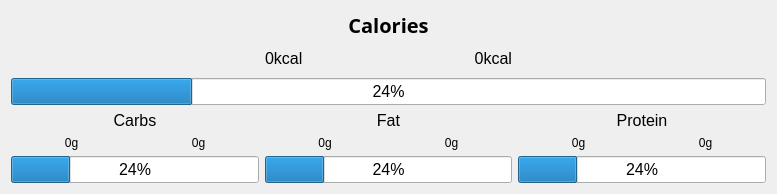
Old version of the form ui/items/MacroPreview.ui in the repository OpenFitnessPal/OpenFitnessPal.
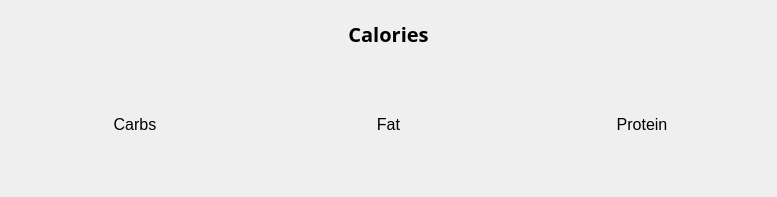
New version of the form. Custom widgets are drawn as their Qt base class.

Commit message: better macro preview & full nutrient view

```diff
--- a/ui/items/MacroPreview.ui
+++ b/ui/items/MacroPreview.ui
@@ -7,7 +7,7 @@
     <x>0</x>
     <y>0</y>
     <width>777</width>
-    <height>194</height>
+    <height>197</height>
    </rect>
   </property>
   <property name="font">
@@ -19,128 +19,8 @@
    <string>Frame</string>
   </property>
   <layout class="QGridLayout" name="gridLayout">
-   <item row="5" column="2">
-    <widget class="QLabel" name="fatTotal">
-     <property name="sizePolicy">
-      <sizepolicy hsizetype="Preferred" vsizetype="Fixed">
-       <horstretch>0</horstretch>
-       <verstretch>0</verstretch>
-      </sizepolicy>
-     </property>
-     <property name="font">
-      <font>
-       <pointsize>9</pointsize>
-      </font>
-     </property>
-     <property name="text">
-      <string>0g</string>
-     </property>
-     <property name="alignment">
-      <set>Qt::AlignmentFlag::AlignCenter</set>
-     </property>
-    </widget>
-   </item>
-   <item row="4" column="0" colspan="2">
-    <widget class="QLabel" name="label">
-     <property name="sizePolicy">
-      <sizepolicy hsizetype="Preferred" vsizetype="Fixed">
-       <horstretch>0</horstretch>
-       <verstretch>1</verstretch>
-      </sizepolicy>
-     </property>
-     <property name="text">
-      <string>Carbs</string>
-     </property>
-     <property name="alignment">
-      <set>Qt::AlignmentFlag::AlignBottom|Qt::AlignmentFlag::AlignHCenter</set>
-     </property>
-    </widget>
-   </item>
-   <item row="5" column="1">
-    <widget class="QLabel" name="carbTarget">
-     <property name="sizePolicy">
-      <sizepolicy hsizetype="Preferred" vsizetype="Fixed">
-       <horstretch>0</horstretch>
-       <verstretch>0</verstretch>
-      </sizepolicy>
-     </property>
-     <property name="font">
-      <font>
-       <pointsize>9</pointsize>
-      </font>
-     </property>
-     <property name="text">
-      <string>0g</string>
-     </property>
-     <property name="alignment">
-      <set>Qt::AlignmentFlag::AlignCenter</set>
-     </property>
-    </widget>
-   </item>
-   <item row="5" column="0">
-    <widget class="QLabel" name="carbTotal">
-     <property name="sizePolicy">
-      <sizepolicy hsizetype="Preferred" vsizetype="Fixed">
-       <horstretch>0</horstretch>
-       <verstretch>0</verstretch>
-      </sizepolicy>
-     </property>
-     <property name="font">
-      <font>
-       <pointsize>9</pointsize>
-      </font>
-     </property>
-     <property name="text">
-      <string>0g</string>
-     </property>
-     <property name="alignment">
-      <set>Qt::AlignmentFlag::AlignCenter</set>
-     </property>
-    </widget>
-   </item>
-   <item row="6" column="0" colspan="2">
-    <widget class="QProgressBar" name="carbs">
-     <property name="value">
-      <number>24</number>
-     </property>
-    </widget>
-   </item>
-   <item row="4" column="4" colspan="2">
-    <widget class="QLabel" name="label_3">
-     <property name="sizePolicy">
-      <sizepolicy hsizetype="Preferred" vsizetype="Fixed">
-       <horstretch>0</horstretch>
-       <verstretch>0</verstretch>
-      </sizepolicy>
-     </property>
-     <property name="text">
-      <string>Protein</string>
-     </property>
-     <property name="alignment">
-      <set>Qt::AlignmentFlag::AlignBottom|Qt::AlignmentFlag::AlignHCenter</set>
-     </property>
-    </widget>
-   </item>
-   <item row="5" column="5">
-    <widget class="QLabel" name="proteinTarget">
-     <property name="sizePolicy">
-      <sizepolicy hsizetype="Preferred" vsizetype="Fixed">
-       <horstretch>0</horstretch>
-       <verstretch>0</verstretch>
-      </sizepolicy>
-     </property>
-     <property name="font">
-      <font>
-       <pointsize>9</pointsize>
-      </font>
-     </property>
-     <property name="text">
-      <string>0g</string>
-     </property>
-     <property name="alignment">
-      <set>Qt::AlignmentFlag::AlignCenter</set>
-     </property>
-    </widget>
+   <item row="2" column="0" colspan="6">
+    <widget class="NutrientProgressBar" name="cals" native="true"/>
    </item>
    <item row="1" column="0" colspan="6">
     <widget class="QLabel" name="label_4">
@@ -159,21 +39,39 @@
      </property>
     </widget>
    </item>
-   <item row="6" column="2" colspan="2">
-    <widget class="QProgressBar" name="fat">
-     <property name="value">
-      <number>24</number>
+   <item row="3" column="4" colspan="2">
+    <widget class="QLabel" name="label_3">
+     <property name="sizePolicy">
+      <sizepolicy hsizetype="Preferred" vsizetype="Fixed">
+       <horstretch>0</horstretch>
+       <verstretch>0</verstretch>
+      </sizepolicy>
      </property>
+     <property name="text">
+      <string>Protein</string>
+     </property>
+     <property name="alignment">
+      <set>Qt::AlignmentFlag::AlignBottom|Qt::AlignmentFlag::AlignHCenter</set>
+     </property>
     </widget>
    </item>
-   <item row="3" column="0" colspan="6">
-    <widget class="QProgressBar" name="cals">
-     <property name="value">
-      <number>24</number>
+   <item row="3" column="0" colspan="2">
+    <widget class="QLabel" name="label">
+     <property name="sizePolicy">
+      <sizepolicy hsizetype="Preferred" vsizetype="Fixed">
+       <horstretch>0</horstretch>
+       <verstretch>1</verstretch>
+      </sizepolicy>
      </property>
+     <property name="text">
+      <string>Carbs</string>
+     </property>
+     <property name="alignment">
+      <set>Qt::AlignmentFlag::AlignBottom|Qt::AlignmentFlag::AlignHCenter</set>
+     </property>
     </widget>
    </item>
-   <item row="4" column="2" colspan="2">
+   <item row="3" column="2" colspan="2">
     <widget class="QLabel" name="label_2">
      <property name="sizePolicy">
       <sizepolicy hsizetype="Preferred" vsizetype="Fixed">
@@ -189,74 +87,43 @@
      </property>
     </widget>
    </item>
-   <item row="6" column="4" colspan="2">
-    <widget class="QProgressBar" name="protein">
-     <property name="value">
-      <number>24</number>
-     </property>
-    </widget>
-   </item>
-   <item row="5" column="4">
-    <widget class="QLabel" name="proteinTotal">
-     <property name="sizePolicy">
-      <sizepolicy hsizetype="Preferred" vsizetype="Fixed">
-       <horstretch>0</horstretch>
-       <verstretch>0</verstretch>
-      </sizepolicy>
-     </property>
+   <item row="4" column="0" colspan="2">
+    <widget class="NutrientProgressBar" name="carbs" native="true">
      <property name="font">
       <font>
-       <pointsize>9</pointsize>
+       <pointsize>10</pointsize>
       </font>
      </property>
-     <property name="text">
-      <string>0g</string>
-     </property>
-     <property name="alignment">
-      <set>Qt::AlignmentFlag::AlignCenter</set>
-     </property>
     </widget>
    </item>
-   <item row="5" column="3">
-    <widget class="QLabel" name="fatTarget">
-     <property name="sizePolicy">
-      <sizepolicy hsizetype="Preferred" vsizetype="Fixed">
-       <horstretch>0</horstretch>
-       <verstretch>0</verstretch>
-      </sizepolicy>
-     </property>
+   <item row="4" column="2" colspan="2">
+    <widget class="NutrientProgressBar" name="fat" native="true">
      <property name="font">
       <font>
-       <pointsize>9</pointsize>
+       <pointsize>10</pointsize>
       </font>
      </property>
-     <property name="text">
-      <string>0g</string>
-     </property>
-     <property name="alignment">
-      <set>Qt::AlignmentFlag::AlignCenter</set>
-     </property>
     </widget>
    </item>
-   <item row="2" column="2">
-    <widget class="QLabel" name="calTotal">
-     <property name="text">
-      <string>0kcal</string>
-     </property>
-    </widget>
-   </item>
-   <item row="2" column="3">
-    <widget class="QLabel" name="calTarget">
-     <property name="text">
-      <string>0kcal</string>
-     </property>
-     <property name="alignment">
-      <set>Qt::AlignmentFlag::AlignRight|Qt::AlignmentFlag::AlignTrailing|Qt::AlignmentFlag::AlignVCenter</set>
+   <item row="4" column="4" colspan="2">
+    <widget class="NutrientProgressBar" name="protein" native="true">
+     <property name="font">
+      <font>
+       <pointsize>10</pointsize>
+      </font>
      </property>
     </widget>
    </item>
   </layout>
  </widget>
+ <customwidgets>
+  <customwidget>
+   <class>NutrientProgressBar</class>
+   <extends>QWidget</extends>
+   <header>items/NutrientProgressBar.h</header>
+   <container>1</container>
+  </customwidget>
+ </customwidgets>
  <resources/>
  <connections/>
  <designerdata>
```
The commit also changes 11 other files.
